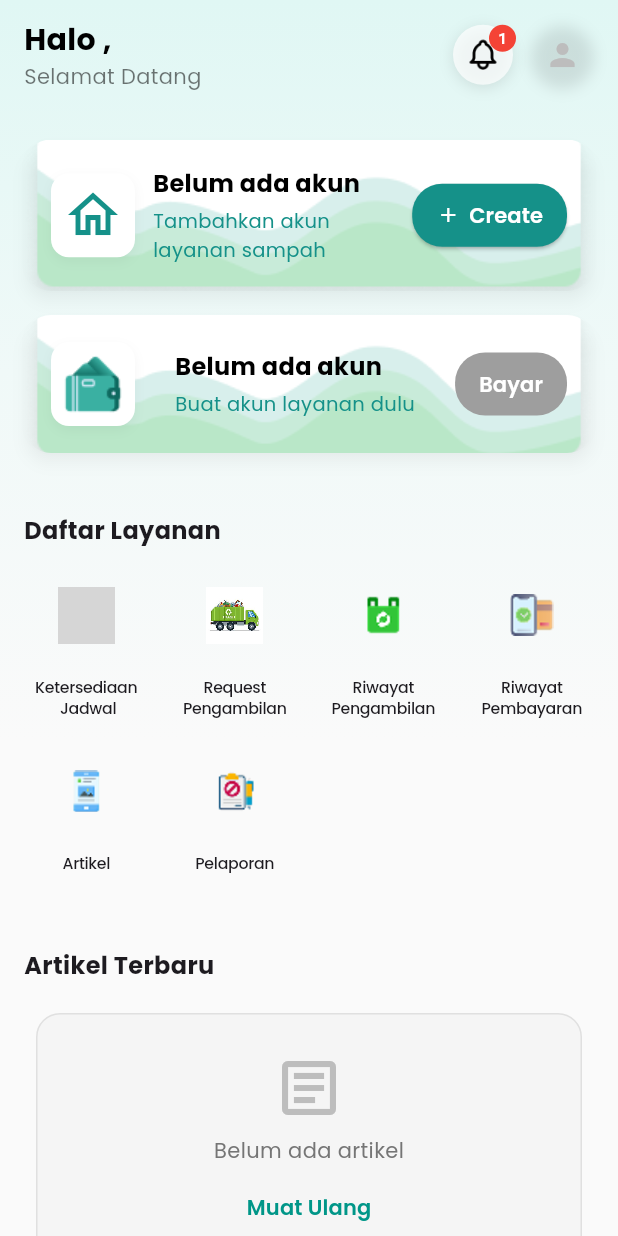
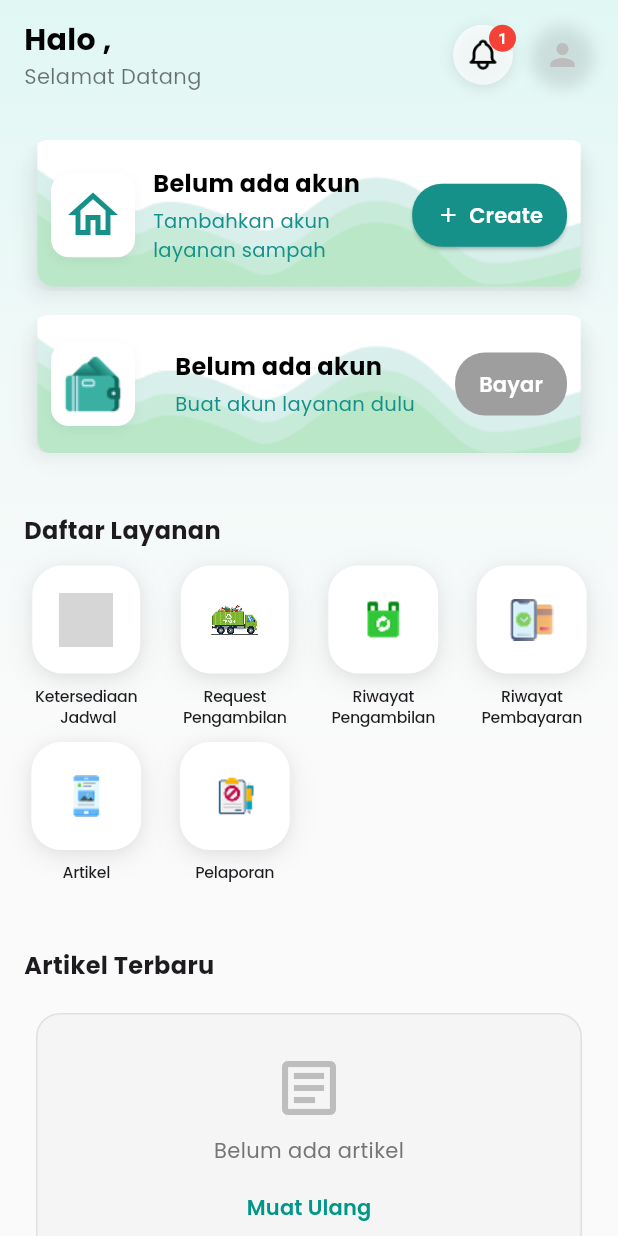
Before and after one commit to jonathanfransilo/smart-environtment-mobile, a Flutter app: the HomeScreen screen opened by its route, on a phone screen of 412 x 824 dp. Run offline on Flutter 3.47's test engine with Material 3 defaults, Android fonts, the phone set to English and light mode, and no system bars; our stand-ins replace blur, dio, flutter_html, flutter_map, flutter_secure_storage, flutter_svg and 9 more; accounts and stored records are empty; network calls fail; project files that could hold a hidden picture were left out; grey boxes are pictures that could not be loaded.

```diff
--- a/lib/screens/user/home_screen.dart
+++ b/lib/screens/user/home_screen.dart
@@ -2020,20 +2020,28 @@ class _HomeScreenState extends State<HomeScreen> {
           scale: value,
           child: Column(
             children: [
-              Ink(
+              Container(
                 decoration: BoxDecoration(
                   color: Colors.white,
-                  borderRadius: BorderRadius.circular(16),
+                  borderRadius: BorderRadius.circular(20),
+                  // Drop shadow only - no border
                   boxShadow: [
                     BoxShadow(
-                      color: Colors.black.withAlpha(13),
-                      blurRadius: 8,
+                      color: Colors.black.withOpacity(0.08),
+                      blurRadius: 15,
+                      spreadRadius: 0,
                       offset: const Offset(0, 4),
+                    ),
+                    BoxShadow(
+                      color: Colors.black.withOpacity(0.04),
+                      blurRadius: 6,
+                      spreadRadius: 0,
+                      offset: const Offset(0, 2),
                     ),
                   ],
                 ),
                 child: InkWell(
-                  borderRadius: BorderRadius.circular(16),
+                  borderRadius: BorderRadius.circular(20),
                   onTap: onTap,
                   splashColor: const Color.fromARGB(
                     255,
@@ -2047,12 +2055,11 @@ class _HomeScreenState extends State<HomeScreen> {
                     145,
                     137,
                   ).withAlpha(25),
-                  child: AnimatedContainer(
-                    duration: const Duration(milliseconds: 200),
-                    padding: const EdgeInsets.all(14),
+                  child: Container(
+                    padding: const EdgeInsets.all(18),
                     child: Image.asset(
                       asset,
-                      height: 38,
+                      height: 36,
                       filterQuality: FilterQuality.high,
                     ),
                   ),
```
